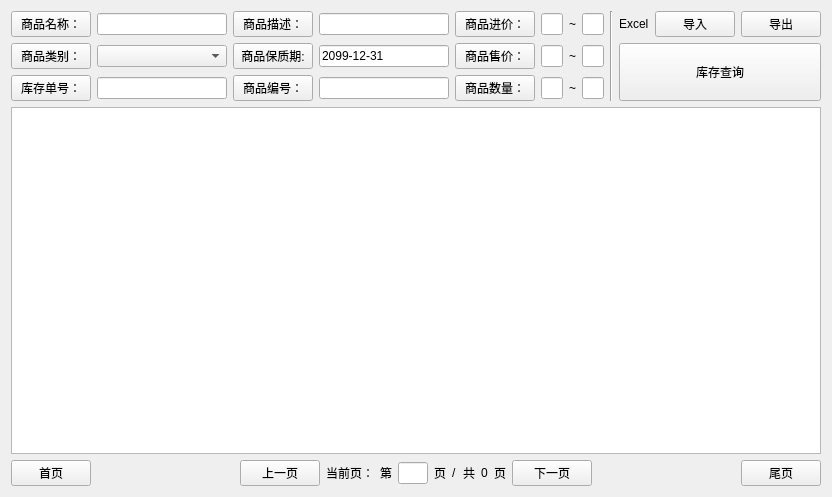
This is view/manager/widgetinventorymanager.ui in ylxcvvan/Supermarket-Commodity-Management-System as Qt 5 draws it before an edit. The edited form follows.
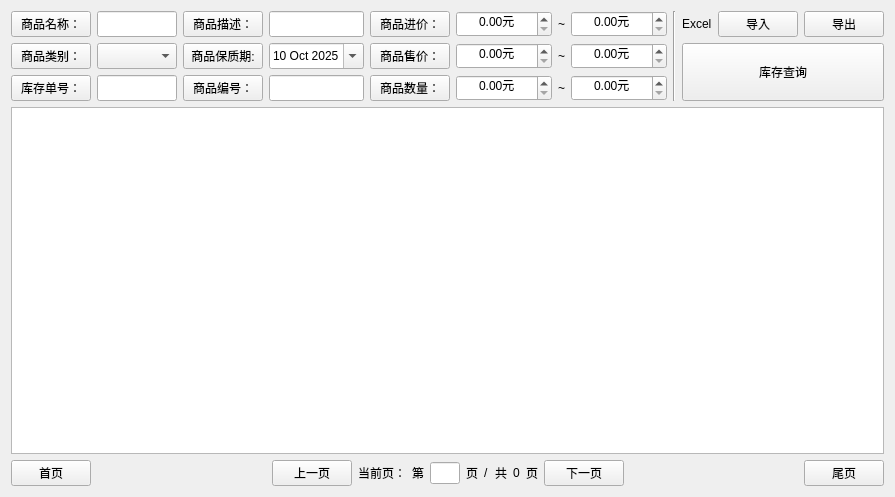
This is the edited form.

Commit message: 取消了左侧按钮的随界面的变大变小的设置，当窗口变大时，出现卡顿的bug仍需要解决

Patch:
```diff
--- a/view/manager/widgetinventorymanager.ui
+++ b/view/manager/widgetinventorymanager.ui
@@ -15,7 +15,7 @@
   </property>
   <layout class="QVBoxLayout" name="verticalLayout_5" stretch="0,1,0">
    <item>
-    <layout class="QHBoxLayout" name="horizontalLayout_12">
+    <layout class="QHBoxLayout" name="horizontalLayout_12" stretch="2,2,1,0,1">
      <item>
       <layout class="QVBoxLayout" name="verticalLayout_3">
        <item>
@@ -35,12 +35,21 @@
          </item>
          <item>
           <widget class="QLineEdit" name="LineEditCommodityName">
+           <property name="sizePolicy">
+            <sizepolicy hsizetype="Expanding" vsizetype="Expanding">
+             <horstretch>0</horstretch>
+             <verstretch>0</verstretch>
+            </sizepolicy>
+           </property>
            <property name="minimumSize">
             <size>
-             <width>130</width>
+             <width>80</width>
              <height>0</height>
             </size>
            </property>
+           <property name="alignment">
+            <set>Qt::AlignCenter</set>
+           </property>
           </widget>
          </item>
         </layout>
@@ -60,14 +69,14 @@
          <item>
           <widget class="QComboBox" name="comboBoxCategory">
            <property name="sizePolicy">
-            <sizepolicy hsizetype="Expanding" vsizetype="Fixed">
+            <sizepolicy hsizetype="Expanding" vsizetype="Expanding">
              <horstretch>0</horstretch>
              <verstretch>0</verstretch>
             </sizepolicy>
            </property>
            <property name="minimumSize">
             <size>
-             <width>130</width>
+             <width>80</width>
              <height>0</height>
             </size>
            </property>
@@ -92,9 +101,15 @@
          </item>
          <item>
           <widget class="QLineEdit" name="lineEditInventoryId">
+           <property name="sizePolicy">
+            <sizepolicy hsizetype="Expanding" vsizetype="Expanding">
+             <horstretch>0</horstretch>
+             <verstretch>0</verstretch>
+            </sizepolicy>
+           </property>
            <property name="minimumSize">
             <size>
-             <width>130</width>
+             <width>80</width>
              <height>0</height>
             </size>
            </property>
@@ -120,9 +135,15 @@
          </item>
          <item>
           <widget class="QLineEdit" name="lineEditDetails">
+           <property name="sizePolicy">
+            <sizepolicy hsizetype="Expanding" vsizetype="Expanding">
+             <horstretch>0</horstretch>
+             <verstretch>0</verstretch>
+            </sizepolicy>
+           </property>
            <property name="minimumSize">
             <size>
-             <width>130</width>
+             <width>80</width>
              <height>0</height>
             </size>
            </property>
@@ -149,24 +170,25 @@
           </widget>
          </item>
          <item>
-          <widget class="QLineEdit" name="lineEditSellByTime">
-           <property name="minimumSize">
-            <size>
-             <width>130</width>
-             <height>0</height>
-            </size>
+          <widget class="QDateEdit" name="dateEdit">
+           <property name="sizePolicy">
+            <sizepolicy hsizetype="Expanding" vsizetype="Expanding">
+             <horstretch>0</horstretch>
+             <verstretch>0</verstretch>
+            </sizepolicy>
            </property>
-           <property name="statusTip">
-            <string/>
+           <property name="dateTime">
+            <datetime>
+             <hour>0</hour>
+             <minute>0</minute>
+             <second>0</second>
+             <year>2025</year>
+             <month>10</month>
+             <day>10</day>
+            </datetime>
            </property>
-           <property name="inputMask">
-            <string/>
-           </property>
-           <property name="text">
-            <string>2099-12-31</string>
-           </property>
-           <property name="placeholderText">
-            <string>yyyy-MM-dd</string>
+           <property name="calendarPopup">
+            <bool>true</bool>
            </property>
           </widget>
          </item>
@@ -186,9 +208,15 @@
          </item>
          <item>
           <widget class="QLineEdit" name="LineEditCommodityId">
+           <property name="sizePolicy">
+            <sizepolicy hsizetype="Expanding" vsizetype="Expanding">
+             <horstretch>0</horstretch>
+             <verstretch>0</verstretch>
+            </sizepolicy>
+           </property>
            <property name="minimumSize">
             <size>
-             <width>130</width>
+             <width>80</width>
              <height>0</height>
             </size>
            </property>
@@ -213,7 +241,23 @@
           </widget>
          </item>
          <item>
-          <widget class="QLineEdit" name="lineEditMinCostPrice"/>
+          <widget class="QDoubleSpinBox" name="lineEditMinCostPrice">
+           <property name="sizePolicy">
+            <sizepolicy hsizetype="Minimum" vsizetype="Expanding">
+             <horstretch>0</horstretch>
+             <verstretch>0</verstretch>
+            </sizepolicy>
+           </property>
+           <property name="alignment">
+            <set>Qt::AlignCenter</set>
+           </property>
+           <property name="suffix">
+            <string>元</string>
+           </property>
+           <property name="maximum">
+            <double>999999.989999999990687</double>
+           </property>
+          </widget>
          </item>
          <item>
           <widget class="QLabel" name="label_6">
@@ -223,7 +267,29 @@
           </widget>
          </item>
          <item>
-          <widget class="QLineEdit" name="lineEditMaxCostPrice"/>
+          <widget class="QDoubleSpinBox" name="lineEditMaxCostPrice">
+           <property name="sizePolicy">
+            <sizepolicy hsizetype="Minimum" vsizetype="Expanding">
+             <horstretch>0</horstretch>
+             <verstretch>0</verstretch>
+            </sizepolicy>
+           </property>
+           <property name="wrapping">
+            <bool>false</bool>
+           </property>
+           <property name="alignment">
+            <set>Qt::AlignCenter</set>
+           </property>
+           <property name="correctionMode">
+            <enum>QAbstractSpinBox::CorrectToPreviousValue</enum>
+           </property>
+           <property name="suffix">
+            <string>元</string>
+           </property>
+           <property name="maximum">
+            <double>999999.989999999990687</double>
+           </property>
+          </widget>
          </item>
         </layout>
        </item>
@@ -240,7 +306,23 @@
           </widget>
          </item>
          <item>
-          <widget class="QLineEdit" name="lineEditMinPrice"/>
+          <widget class="QDoubleSpinBox" name="lineEditMinPrice">
+           <property name="sizePolicy">
+            <sizepolicy hsizetype="Minimum" vsizetype="Expanding">
+             <horstretch>0</horstretch>
+             <verstretch>0</verstretch>
+            </sizepolicy>
+           </property>
+           <property name="alignment">
+            <set>Qt::AlignCenter</set>
+           </property>
+           <property name="suffix">
+            <string>元</string>
+           </property>
+           <property name="maximum">
+            <double>999999.989999999990687</double>
+           </property>
+          </widget>
          </item>
          <item>
           <widget class="QLabel" name="label_4">
@@ -250,7 +332,23 @@
           </widget>
          </item>
          <item>
-          <widget class="QLineEdit" name="lineEditMaxPrice"/>
+          <widget class="QDoubleSpinBox" name="lineEditMaxPrice">
+           <property name="sizePolicy">
+            <sizepolicy hsizetype="Minimum" vsizetype="Expanding">
+             <horstretch>0</horstretch>
+             <verstretch>0</verstretch>
+            </sizepolicy>
+           </property>
+           <property name="alignment">
+            <set>Qt::AlignCenter</set>
+           </property>
+           <property name="suffix">
+            <string>元</string>
+           </property>
+           <property name="maximum">
+            <double>999999.989999999990687</double>
+           </property>
+          </widget>
          </item>
         </layout>
        </item>
@@ -267,7 +365,23 @@
           </widget>
          </item>
          <item>
-          <widget class="QLineEdit" name="lineEditMinAmount"/>
+          <widget class="QDoubleSpinBox" name="lineEditMinAmount">
+           <property name="sizePolicy">
+            <sizepolicy hsizetype="Minimum" vsizetype="Expanding">
+             <horstretch>0</horstretch>
+             <verstretch>0</verstretch>
+            </sizepolicy>
+           </property>
+           <property name="alignment">
+            <set>Qt::AlignCenter</set>
+           </property>
+           <property name="suffix">
+            <string>元</string>
+           </property>
+           <property name="maximum">
+            <double>999999.989999999990687</double>
+           </property>
+          </widget>
          </item>
          <item>
           <widget class="QLabel" name="label_9">
@@ -277,7 +391,23 @@
           </widget>
          </item>
          <item>
-          <widget class="QLineEdit" name="lineEditMaxAmount"/>
+          <widget class="QDoubleSpinBox" name="lineEditMaxAmount">
+           <property name="sizePolicy">
+            <sizepolicy hsizetype="Minimum" vsizetype="Expanding">
+             <horstretch>0</horstretch>
+             <verstretch>0</verstretch>
+            </sizepolicy>
+           </property>
+           <property name="alignment">
+            <set>Qt::AlignCenter</set>
+           </property>
+           <property name="suffix">
+            <string>元</string>
+           </property>
+           <property name="maximum">
+            <double>999999.989999999990687</double>
+           </property>
+          </widget>
          </item>
         </layout>
        </item>
```
The commit also changes 6 other files.
